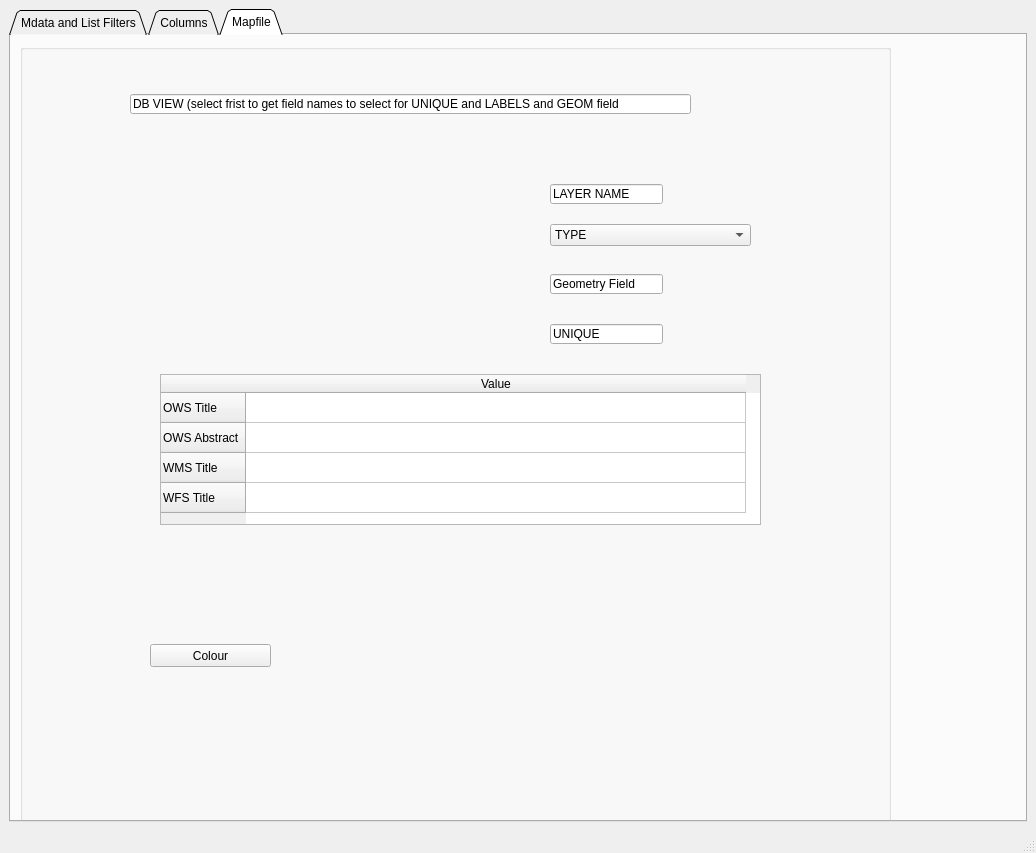
Above: QTFiles/LayerMaker_GUI_v1.ui from select-8/LayerMaker before the change. Below: the same form after it.
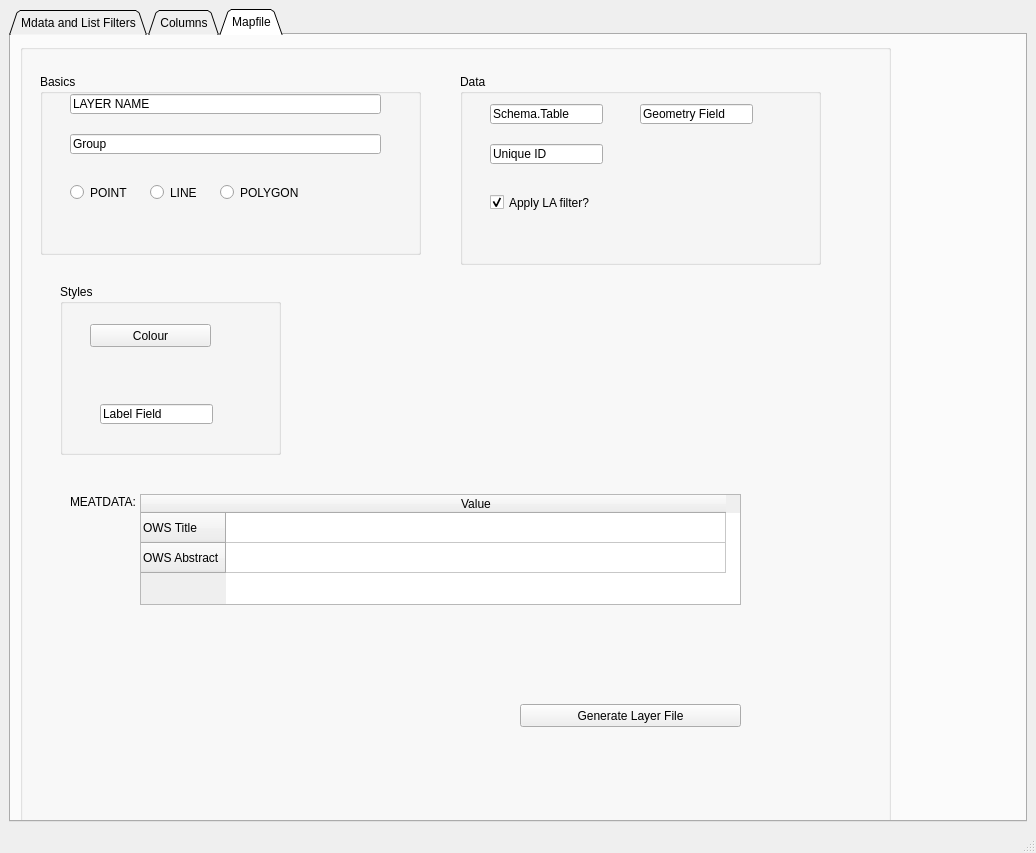
That is the form after the change. The open tabs and pages were chosen to show the change.

Commit message: add layer.template

The edit to the form file:
```diff
--- a/QTFiles/LayerMaker_GUI_v1.ui
+++ b/QTFiles/LayerMaker_GUI_v1.ui
@@ -1423,95 +1423,13 @@
         <property name="title">
          <string/>
         </property>
-        <widget class="QLineEdit" name="lineEdit">
+        <widget class="QTableWidget" name="TW_METADATA">
          <property name="geometry">
           <rect>
-           <x>530</x>
-           <y>140</y>
-           <width>113</width>
-           <height>20</height>
-          </rect>
-         </property>
-         <property name="text">
-          <string>LAYER NAME</string>
-         </property>
-        </widget>
-        <widget class="QComboBox" name="comboBox">
-         <property name="geometry">
-          <rect>
-           <x>530</x>
-           <y>180</y>
-           <width>201</width>
-           <height>22</height>
-          </rect>
-         </property>
-         <item>
-          <property name="text">
-           <string>TYPE</string>
-          </property>
-         </item>
-         <item>
-          <property name="text">
-           <string>LINE</string>
-          </property>
-         </item>
-         <item>
-          <property name="text">
-           <string>POLYGON</string>
-          </property>
-         </item>
-         <item>
-          <property name="text">
-           <string>POINT</string>
-          </property>
-         </item>
-        </widget>
-        <widget class="QLineEdit" name="lineEdit_2">
-         <property name="geometry">
-          <rect>
-           <x>530</x>
-           <y>230</y>
-           <width>113</width>
-           <height>20</height>
-          </rect>
-         </property>
-         <property name="text">
-          <string>Geometry Field</string>
-         </property>
-        </widget>
-        <widget class="QLineEdit" name="lineEdit_3">
-         <property name="geometry">
-          <rect>
-           <x>110</x>
-           <y>50</y>
-           <width>561</width>
-           <height>20</height>
-          </rect>
-         </property>
-         <property name="text">
-          <string>DB VIEW (select frist to get field names to select for UNIQUE and LABELS and GEOM field</string>
-         </property>
-        </widget>
-        <widget class="QLineEdit" name="lineEdit_4">
-         <property name="geometry">
-          <rect>
-           <x>530</x>
-           <y>280</y>
-           <width>113</width>
-           <height>20</height>
-          </rect>
-         </property>
-         <property name="text">
-          <string>UNIQUE</string>
-         </property>
-        </widget>
-        <widget class="QTableWidget" name="tableWidget">
-         <property name="geometry">
-          <rect>
-           <x>140</x>
-           <y>330</y>
+           <x>120</x>
+           <y>450</y>
            <width>601</width>
-           <height>151</height>
+           <height>111</height>
           </rect>
          </property>
          <property name="maximumSize">
@@ -1533,33 +1451,224 @@
            <string>OWS Abstract</string>
           </property>
          </row>
-         <row>
-          <property name="text">
-           <string>WMS Title</string>
-          </property>
-         </row>
-         <row>
-          <property name="text">
-           <string>WFS Title</string>
-          </property>
-         </row>
          <column>
           <property name="text">
            <string>Value</string>
           </property>
          </column>
         </widget>
-        <widget class="QPushButton" name="BTN_COLOURPICKER">
+        <widget class="QGroupBox" name="GB_BASICS">
          <property name="geometry">
           <rect>
-           <x>130</x>
-           <y>600</y>
-           <width>121</width>
+           <x>20</x>
+           <y>30</y>
+           <width>381</width>
+           <height>181</height>
+          </rect>
+         </property>
+         <property name="title">
+          <string>Basics</string>
+         </property>
+         <widget class="QLineEdit" name="LE_LAYERNAME">
+          <property name="geometry">
+           <rect>
+            <x>30</x>
+            <y>20</y>
+            <width>311</width>
+            <height>20</height>
+           </rect>
+          </property>
+          <property name="text">
+           <string>LAYER NAME</string>
+          </property>
+         </widget>
+         <widget class="QLineEdit" name="LE_GROUP">
+          <property name="geometry">
+           <rect>
+            <x>30</x>
+            <y>60</y>
+            <width>311</width>
+            <height>20</height>
+           </rect>
+          </property>
+          <property name="text">
+           <string>Group</string>
+          </property>
+         </widget>
+         <widget class="QRadioButton" name="RB_POINT">
+          <property name="geometry">
+           <rect>
+            <x>30</x>
+            <y>110</y>
+            <width>82</width>
+            <height>17</height>
+           </rect>
+          </property>
+          <property name="text">
+           <string>POINT</string>
+          </property>
+         </widget>
+         <widget class="QRadioButton" name="RB_LINE">
+          <property name="geometry">
+           <rect>
+            <x>110</x>
+            <y>110</y>
+            <width>82</width>
+            <height>17</height>
+           </rect>
+          </property>
+          <property name="text">
+           <string>LINE</string>
+          </property>
+         </widget>
+         <widget class="QRadioButton" name="RB_POLYGON">
+          <property name="geometry">
+           <rect>
+            <x>180</x>
+            <y>110</y>
+            <width>82</width>
+            <height>17</height>
+           </rect>
+          </property>
+          <property name="text">
+           <string>POLYGON</string>
+          </property>
+         </widget>
+        </widget>
+        <widget class="QGroupBox" name="GB_DATA">
+         <property name="geometry">
+          <rect>
+           <x>440</x>
+           <y>30</y>
+           <width>361</width>
+           <height>191</height>
+          </rect>
+         </property>
+         <property name="title">
+          <string>Data</string>
+         </property>
+         <widget class="QLineEdit" name="LE_SCHEMATABLE">
+          <property name="geometry">
+           <rect>
+            <x>30</x>
+            <y>30</y>
+            <width>113</width>
+            <height>20</height>
+           </rect>
+          </property>
+          <property name="text">
+           <string>Schema.Table</string>
+          </property>
+         </widget>
+         <widget class="QLineEdit" name="LE_UNIQUEID">
+          <property name="geometry">
+           <rect>
+            <x>30</x>
+            <y>70</y>
+            <width>113</width>
+            <height>20</height>
+           </rect>
+          </property>
+          <property name="text">
+           <string>Unique ID</string>
+          </property>
+         </widget>
+         <widget class="QCheckBox" name="CBX_LA_FILTER">
+          <property name="geometry">
+           <rect>
+            <x>30</x>
+            <y>120</y>
+            <width>131</width>
+            <height>17</height>
+           </rect>
+          </property>
+          <property name="text">
+           <string>Apply LA filter?</string>
+          </property>
+          <property name="checked">
+           <bool>true</bool>
+          </property>
+         </widget>
+         <widget class="QLineEdit" name="LE_GEOMETRYFIELD">
+          <property name="geometry">
+           <rect>
+            <x>180</x>
+            <y>30</y>
+            <width>113</width>
+            <height>20</height>
+           </rect>
+          </property>
+          <property name="text">
+           <string>Geometry Field</string>
+          </property>
+          <property name="placeholderText">
+           <string>Geom2157</string>
+          </property>
+         </widget>
+        </widget>
+        <widget class="QGroupBox" name="GB_STYLES">
+         <property name="geometry">
+          <rect>
+           <x>40</x>
+           <y>240</y>
+           <width>221</width>
+           <height>171</height>
+          </rect>
+         </property>
+         <property name="title">
+          <string>Styles</string>
+         </property>
+         <widget class="QPushButton" name="BTN_COLOURPICKER">
+          <property name="geometry">
+           <rect>
+            <x>30</x>
+            <y>40</y>
+            <width>121</width>
+            <height>23</height>
+           </rect>
+          </property>
+          <property name="text">
+           <string>Colour</string>
+          </property>
+         </widget>
+         <widget class="QLineEdit" name="LE_LABELFIELD">
+          <property name="geometry">
+           <rect>
+            <x>40</x>
+            <y>120</y>
+            <width>113</width>
+            <height>20</height>
+           </rect>
+          </property>
+          <property name="text">
+           <string>Label Field</string>
+          </property>
+         </widget>
+        </widget>
+        <widget class="QLabel" name="LB_METADATA">
+         <property name="geometry">
+          <rect>
+           <x>50</x>
+           <y>450</y>
+           <width>81</width>
+           <height>16</height>
+          </rect>
+         </property>
+         <property name="text">
+          <string>MEATDATA:</string>
+         </property>
+        </widget>
+        <widget class="QPushButton" name="BTN_GENLAYERFILE">
+         <property name="geometry">
+          <rect>
+           <x>500</x>
+           <y>660</y>
+           <width>221</width>
            <height>23</height>
           </rect>
          </property>
          <property name="text">
-          <string>Colour</string>
+          <string>Generate Layer File</string>
          </property>
         </widget>
        </widget>
```
Left out of the diff: 4 changed lines with no effect on the pictures. The commit also changes 8 other files.
